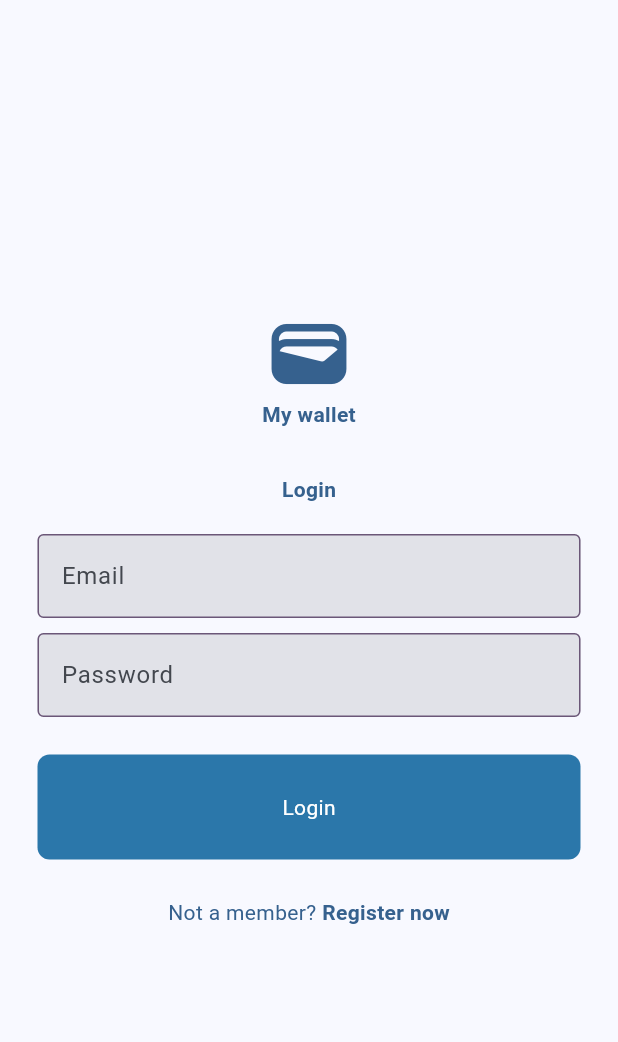
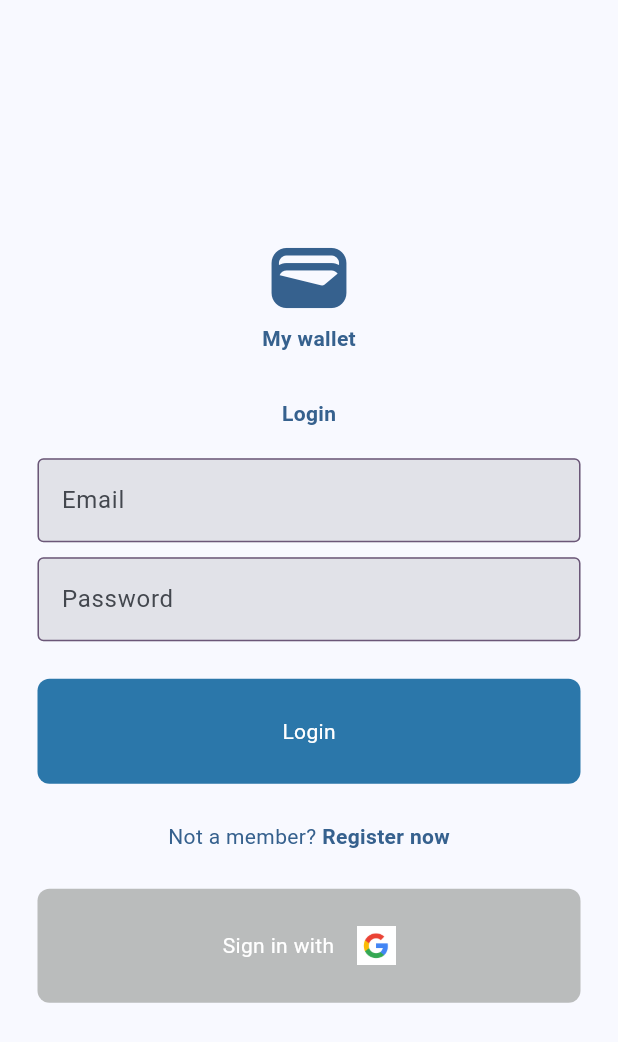
Before and after one commit to omarito47/wallet_app, a Flutter app: the screen it shows after launch, on a phone screen of 412 x 824 dp. Shown: the top 1042 px of the screen. Run offline on Flutter 3.47's test engine with Material 3 defaults, Android fonts, the light colour scheme and no system bars; our stand-ins replace cloud_firestore, firebase_auth, firebase_core, firebase_storage, google_sign_in, image_picker; accounts and stored records are empty.

Commit message:
[update] google sign in

```diff
--- a/lib/global/components/custom_button.dart
+++ b/lib/global/components/custom_button.dart
@@ -4,7 +4,15 @@ import 'package:wallet_app/global/utils/constant_helper.dart';
 class CustomButton extends StatelessWidget {
   final void Function()? onTap;
   final String text;
-  const CustomButton({super.key, required this.onTap, required this.text});
+  final Color backgroundColor;
+  final String? imagePath;
+  const CustomButton({
+    super.key,
+    required this.onTap,
+    required this.text,
+    required this.backgroundColor,
+    this.imagePath,
+  });
 
   @override
   Widget build(BuildContext context) {
@@ -12,15 +20,25 @@ class CustomButton extends StatelessWidget {
       onTap: onTap,
       child: Container(
         decoration: BoxDecoration(
-          color: Color.fromARGB(255, 43, 119, 170),
+          color: backgroundColor,
           borderRadius: BorderRadius.circular(ConstantHelper.sizex08),
         ),
         padding: EdgeInsets.all(ConstantHelper.sizex25),
         margin: EdgeInsets.symmetric(horizontal: ConstantHelper.sizex25),
         child: Center(
-          child: Text(
-            text,
-            style:const TextStyle(color: Colors.white),
+          child: Row(
+            mainAxisAlignment: MainAxisAlignment.center,
+            children: [
+              Text(
+                text,
+                style: const TextStyle(color: Colors.white),
+              ),
+
+              if (imagePath != null)
+                SizedBox(
+                    height: ConstantHelper.sizex26,
+                    child: Image.asset("$imagePath"))
+            ],
           ),
         ),
       ),
--- a/lib/module/auth/view/login_page.dart
+++ b/lib/module/auth/view/login_page.dart
@@ -1,8 +1,10 @@
+import 'package:firebase_auth/firebase_auth.dart';
 import 'package:flutter/material.dart';
 import 'package:wallet_app/global/components/custom_button.dart';
 import 'package:wallet_app/global/components/custom_text_field.dart';
 import 'package:wallet_app/global/services/auth/auth_service.dart';
 import 'package:wallet_app/global/utils/constant_helper.dart';
+import 'package:google_sign_in/google_sign_in.dart';
 
 class LoginPage extends StatefulWidget {
   final void Function()? onTap;
@@ -89,7 +91,10 @@ class _LoginPageState extends State<LoginPage> {
               height: ConstantHelper.sizex25,
             ),
             // login button
-            CustomButton(onTap: () => login(context), text: "Login"),
+            CustomButton(
+                onTap: () => login(context),
+                text: "Login",
+                backgroundColor: Color.fromARGB(255, 43, 119, 170)),
             SizedBox(
               height: ConstantHelper.sizex25,
             ),
@@ -113,6 +118,42 @@ class _LoginPageState extends State<LoginPage> {
                 ),
               ],
             ),
+            SizedBox(
+              height: ConstantHelper.sizex25,
+            ),
+            // Sign in with google button
+            CustomButton(
+                onTap: () async {
+                  final GoogleSignInAccount? gUser =
+                      await GoogleSignIn().signIn();
+
+                  final GoogleSignInAuthentication gAuth =
+                      await gUser!.authentication;
+                  final credential = GoogleAuthProvider.credential(
+                    accessToken: gAuth.accessToken,
+                    idToken: gAuth.idToken,
+                  );
+                  await FirebaseAuth.instance
+                      .signInWithCredential(credential)
+                      .then((value) {
+                    if (FirebaseAuth.instance.currentUser != null) {
+                      //create a logic if the email is omartaamallah4@gmail.com go to welcome screen if not go to welcomescreen withn the email the user will sign in with
+                      print(
+                          "Info=====${FirebaseAuth.instance.currentUser!.email}");
+                      print(
+                          "Info=====${FirebaseAuth.instance.currentUser!.displayName}");
+                      print(
+                          "Info=====${FirebaseAuth.instance.currentUser!.phoneNumber}");
+                      print(
+                          "Info=====${FirebaseAuth.instance.currentUser!.photoURL}");
+                      print(
+                          "Info=====${FirebaseAuth.instance.currentUser!.metadata}");
+                    }
+                  });
+                },
+                text: "Sign in with    ",
+                imagePath: "assets/google_logo.png",
+                backgroundColor: Color.fromARGB(255, 186, 188, 188)),
           ],
         ),
       ),
--- a/lib/module/auth/view/register_page.dart
+++ b/lib/module/auth/view/register_page.dart
@@ -111,7 +111,7 @@ class RregisterStatePage extends State<RegisterPage> {
               height: ConstantHelper.sizex25,
             ),
             // register button
-            CustomButton(onTap: () => register(context), text: "Register"),
+            CustomButton(onTap: () => register(context), text: "Register",backgroundColor: Color.fromARGB(255, 43, 119, 170)),
             SizedBox(
               height: ConstantHelper.sizex25,
             ),
--- a/pubspec.yaml
+++ b/pubspec.yaml
@@ -41,6 +41,7 @@ dependencies:
   cloud_firestore: ^4.15.8
   image_picker: ^1.0.7
   flutter_launcher_icons: ^0.13.1
+  google_sign_in: ^6.2.1
 
 
 dev_dependencies:
@@ -66,8 +67,8 @@ flutter:
   uses-material-design: true
 
   # To add assets to your application, add an assets section, like this:
-  # assets:
-  #   - images/a_dot_burr.jpeg
+  assets:
+    - assets/
   #   - images/a_dot_ham.jpeg
 
   # An image asset can refer to one or more resolution-specific "variants", see
```
Also changed, not shown: lib/global/components/app_drawer.dart (+31 -10 lines), lib/module/home/view/home_page.dart (+4 -6 lines), lib/module/profile/view/profile_page.dart (added, +89 -0 lines), assets/google_logo.png (added), pubspec.lock, 1 other file.
